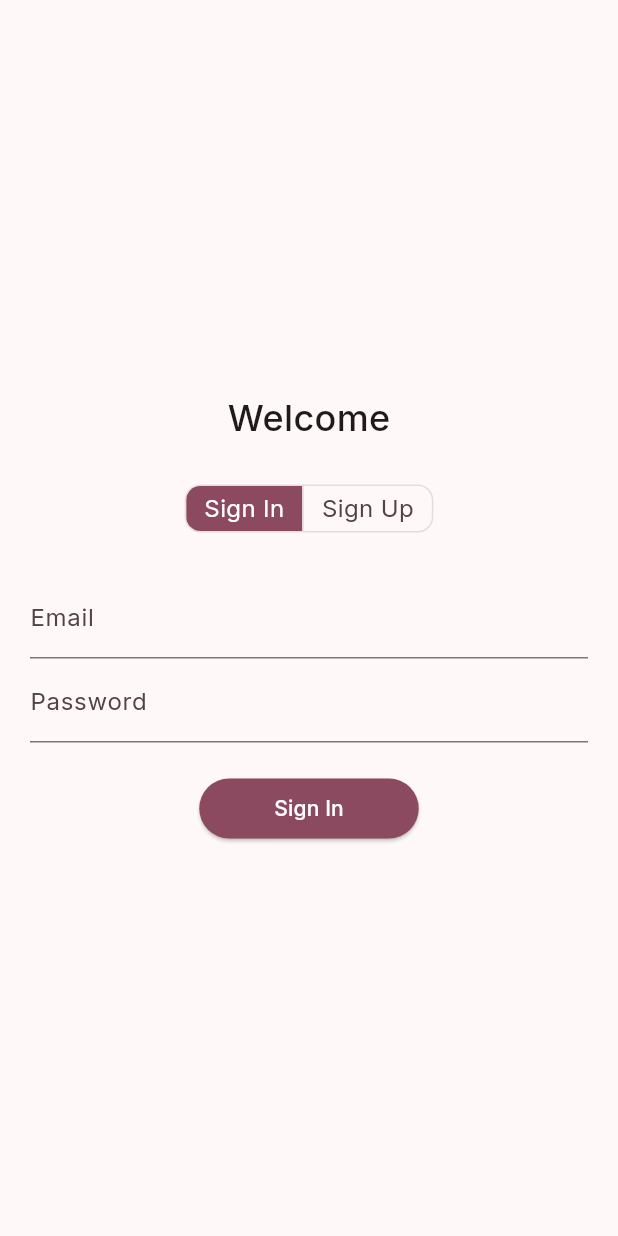
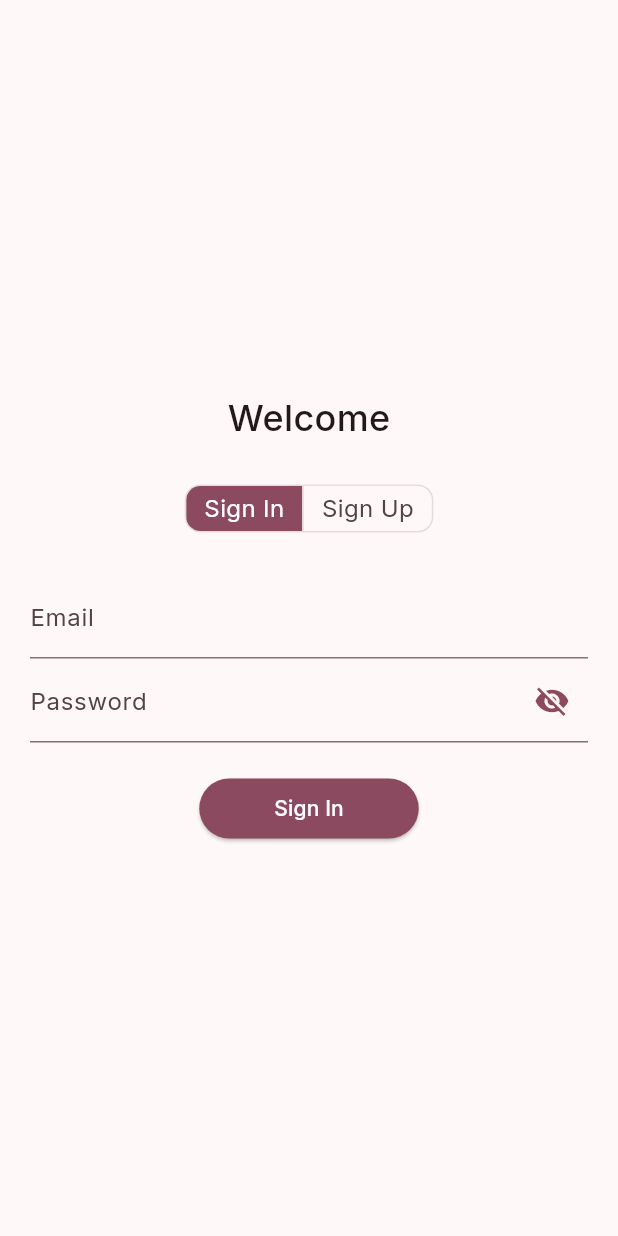
Before and after one commit to GnaniPasupula/lendpay, a Flutter app: the screen it shows after launch, on a phone screen of 412 x 824 dp. Run offline on Flutter 3.47's test engine with Material 3 defaults, Android fonts, the phone set to English and light mode, and no system bars; our stand-ins replace firebase_core, firebase_messaging, flutter_dotenv, google_fonts, screenshot, share_plus and 1 more; accounts and stored records are empty; generated files the repository leaves out were written again.

Commit message:
Feature: Show password

```diff
--- a/Client/lib/auth_screen.dart
+++ b/Client/lib/auth_screen.dart
@@ -24,11 +24,16 @@ class _AuthScreenState extends State<AuthScreen> {
   final TextEditingController _confirmPasswordController = TextEditingController();
   final TextEditingController _otpController = TextEditingController();
 
+  bool isLoading=false;
   bool _isSignIn = true;
   bool passwordsMatch = false;
   String? _emailErrorText;
   String? _passwordErrorText;
   String? _confirmPasswordErrorText;
+
+  bool _showConfirmPassword=false;
+  bool _showPasswordSignIn=false;
+  bool _showPasswordSignUp=false;
 
   String apiUrl = dotenv.env['API_BASE_URL']!;
   // String apiUrl='http://localhost:3000';
@@ -70,7 +75,7 @@ class _AuthScreenState extends State<AuthScreen> {
           await prefs.setString('authToken', authToken);
 
           // await getActiveUserDetails();
-          Navigator.push(context, MaterialPageRoute(builder: (context)=>Dashboard()));
+          Navigator.push(context, MaterialPageRoute(builder: (context)=>const Dashboard()));
 
         } else {
           final responseBody = json.decode(response.body);
@@ -87,7 +92,9 @@ class _AuthScreenState extends State<AuthScreen> {
   Future<void> _signup() async {
     final url = '$apiUrl/auth/signup';
     // const url = 'http://192.168.0.103:3000/auth/signup';
-
+    setState(() {
+      isLoading=true;
+    });
     try {
       final response = await http.post(
         Uri.parse(url),
@@ -99,6 +106,10 @@ class _AuthScreenState extends State<AuthScreen> {
       );
 
       // print(response.body);
+
+      setState(() {
+        isLoading=false;
+      });
 
       if (response.statusCode == 200) {
         _showOtpDialog();
@@ -187,7 +198,7 @@ class _AuthScreenState extends State<AuthScreen> {
 
   Future<void> getActiveUserDetails() async{
     try{
-      final User? activeUser = await ApiHelper.getActiveUser();
+      final User activeUser = await ApiHelper.getActiveUser();
       Provider.of<UserProvider>(context, listen: false).setActiveUser(activeUser!);
     }catch(e){
       print('Error fetching active user details: $e');
@@ -196,6 +207,14 @@ class _AuthScreenState extends State<AuthScreen> {
 
   @override
   Widget build(BuildContext context) {
+
+    if (isLoading) {
+      return const Scaffold(
+        body: Center(
+          child: CircularProgressIndicator(),
+        ),
+      );
+    }
     return Scaffold(
       backgroundColor: Theme.of(context).colorScheme.background,
       body: Center(
@@ -247,13 +266,13 @@ class _AuthScreenState extends State<AuthScreen> {
                 ],
               ),
 
-              SizedBox(height: 20),
+              const SizedBox(height: 20),
               if (_isSignIn) // Display Sign In fields
                 Column(
                   children: [
                     TextField(
                       controller: _signInEmailController,
-                      style: TextStyle(color: const Color.fromARGB(255, 0, 0, 0)),
+                      style: const TextStyle(color: Color.fromARGB(255, 0, 0, 0)),
                       decoration: InputDecoration(
                         labelText: 'Email',
                         labelStyle: TextStyle(color: Theme.of(context).colorScheme.onSurfaceVariant),
@@ -264,12 +283,23 @@ class _AuthScreenState extends State<AuthScreen> {
                     ),
                     TextField(
                       controller: _signInPasswordController,
-                      style: TextStyle(color: const Color.fromARGB(255, 0, 0, 0)),
+                      style: const TextStyle(color: Color.fromARGB(255, 0, 0, 0)),
                       decoration:  InputDecoration(
                         labelText: 'Password',
                         labelStyle: TextStyle(color: Theme.of(context).colorScheme.onSurfaceVariant),
                         focusedBorder: UnderlineInputBorder(
                           borderSide: BorderSide(color: Theme.of(context).colorScheme.primary),
+                        ),
+                        suffixIcon: IconButton(
+                          icon: Icon(
+                            _showPasswordSignIn ? Icons.visibility : Icons.visibility_off,
+                            color: Theme.of(context).colorScheme.primary,
+                          ),
+                          onPressed: () {
+                            setState(() {
+                              _showPasswordSignIn = !_showPasswordSignIn;
+                            });
+                          },
                         ),
                       ),
                       obscureText: true,
@@ -281,7 +311,7 @@ class _AuthScreenState extends State<AuthScreen> {
                   children: [
                     TextField(
                       controller: _signUpEmailController,
-                      style: TextStyle(color: const Color.fromARGB(255, 0, 0, 0)),
+                      style: const TextStyle(color: Color.fromARGB(255, 0, 0, 0)),
                       decoration: InputDecoration(
                         labelText: 'Email',
                         labelStyle: TextStyle(color: Theme.of(context).colorScheme.onSurfaceVariant),
@@ -300,7 +330,7 @@ class _AuthScreenState extends State<AuthScreen> {
                     ),
                     TextField(
                       controller: _signUpPasswordController,
-                      style: TextStyle(color: const Color.fromARGB(255, 0, 0, 0)),
+                      style: const TextStyle(color: Color.fromARGB(255, 0, 0, 0)),
                       decoration: InputDecoration(
                         labelText: 'Password',
                         labelStyle: TextStyle(color: Theme.of(context).colorScheme.onSurfaceVariant),
@@ -308,8 +338,20 @@ class _AuthScreenState extends State<AuthScreen> {
                           borderSide: BorderSide(color: Theme.of(context).colorScheme.primary),
                         ),
                         errorText: _passwordErrorText,
+                        suffixIcon: IconButton(
+                          icon: Icon(
+                            _showPasswordSignUp ? Icons.visibility : Icons.visibility_off,
+                            color: Theme.of(context).colorScheme.primary,
+                          ),
+                          onPressed: () {
+                            setState(() {
+                              _showPasswordSignUp = !_showPasswordSignUp;
+                              _showConfirmPassword = !_showConfirmPassword;
+                            });
+                          },
+                        ),
                       ),
-                      obscureText: true,
+                      obscureText: !_showPasswordSignUp,
                       onChanged: (value) {
                         setState(() {
                           bool isValid = value.length >= 6;
@@ -319,7 +361,7 @@ class _AuthScreenState extends State<AuthScreen> {
                     ),
                     TextField(
                       controller: _confirmPasswordController,
-                      style: TextStyle(color: const Color.fromARGB(255, 0, 0, 0)),
+                      style: const TextStyle(color: Color.fromARGB(255, 0, 0, 0)),
                       decoration: InputDecoration(
                         labelText: 'Confirm Password',
                         labelStyle: TextStyle(color: Theme.of(context).colorScheme.onSurfaceVariant),
@@ -328,7 +370,7 @@ class _AuthScreenState extends State<AuthScreen> {
                         ),
                         errorText: _confirmPasswordErrorText,
                       ),
-                      obscureText: true,
+                      obscureText: !_showConfirmPassword,
                       onChanged: (value) {
                         setState(() {
                           bool isValid = value == _signUpPasswordController.text;
@@ -338,14 +380,14 @@ class _AuthScreenState extends State<AuthScreen> {
                     ),
                   ],
                 ),
-              SizedBox(height: 20),
+              const SizedBox(height: 20),
               AbsorbPointer(
                 absorbing: _isSignIn ? false : !passwordsMatch,
                 child: ElevatedButton(
                   onPressed: (_isSignIn ? _signin : _signup),
                   style: ElevatedButton.styleFrom(
                     backgroundColor: Theme.of(context).colorScheme.primary,
-                    padding: EdgeInsets.symmetric(horizontal: 50),
+                    padding: const EdgeInsets.symmetric(horizontal: 50),
                   ),
                   child: IgnorePointer(
                     ignoring: (!_isSignIn && !passwordsMatch),
```
Also changed, not shown: Client/lib/profilePage.dart (+17 -17 lines).
